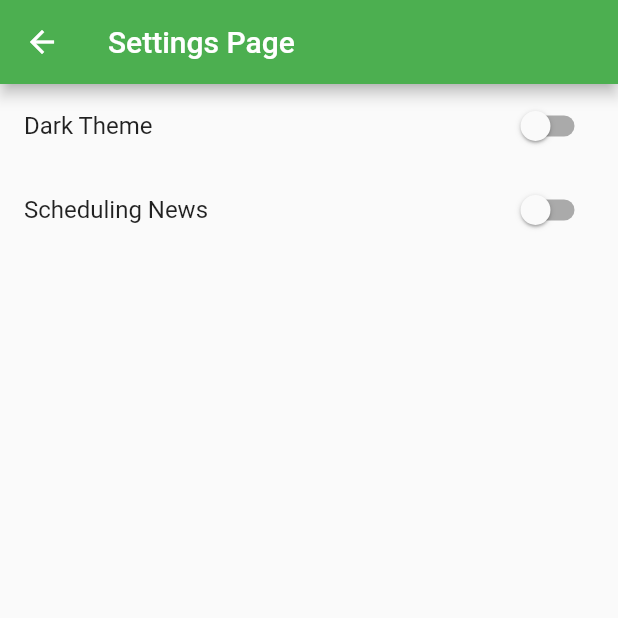
After one commit to fadhlialfarisi46/Flutter_satu_ayat, a Flutter app: the SettingsPage screen opened by its route, on a phone screen of 412 x 824 dp, the top half of it. The commit adds this screen. Run offline on Flutter 3.47's test engine with Material 2 defaults, Android fonts, the phone set to English and light mode, and no system bars; our stand-ins replace flutter_local_notifications, rxdart, screenshot, shared_preferences, sqflite; missing offline and left inert: android_alarm_manager_plus, esys_flutter_share; accounts and stored records are empty; network calls fail.

Commit message:
add custom widget, add settings page, complete notification feature and some adjusment

```diff
--- a/lib/main.dart
+++ b/lib/main.dart
@@ -14,6 +14,7 @@ import 'package:satu_ayat/provider/preferences_provider.dart';
 import 'package:satu_ayat/provider/scheduling_provider.dart';
 import 'package:satu_ayat/ui/detail_page.dart';
 import 'package:satu_ayat/ui/home_page.dart';
+import 'package:satu_ayat/ui/settings_page.dart';
 import 'package:satu_ayat/utils/background_service.dart';
 import 'package:satu_ayat/utils/notification_helper.dart';
 import 'package:shared_preferences/shared_preferences.dart';
@@ -34,7 +35,6 @@ Future<void> main() async {
   if(Platform.isAndroid) {
     await AndroidAlarmManager.initialize();
   }
-
   await _notificationHelper.initNotification(flutterLocalNotificationsPlugin);
 
   runApp(const MyApp());
@@ -65,6 +65,7 @@ class MyApp extends StatelessWidget {
         initialRoute: HomePage.routeName,
         routes: {
           HomePage.routeName: (context) => const HomePage(),
+          SettingsPage.routeName: (context) => const SettingsPage(),
           DetailPage.routeName: (context) {
             final arg = ModalRoute.of(context)?.settings.arguments as Ayat;
             return DetailPage(ayat: arg);
@@ -73,6 +74,4 @@ class MyApp extends StatelessWidget {
       ),
     );
   }
-
-
 }
--- /dev/null
+++ b/lib/ui/settings_page.dart
@@ -0,0 +1,54 @@
+import 'dart:io';
+
+import 'package:flutter/material.dart';
+import 'package:provider/provider.dart';
+
+import '../provider/scheduling_provider.dart';
+import '../widgets/custom_dialog.dart';
+
+class SettingsPage extends StatelessWidget {
+  static const routeName = '/settings_page';
+
+  const SettingsPage({Key? key}) : super(key: key);
+
+  @override
+  Widget build(BuildContext context) {
+    return Scaffold(
+      appBar: AppBar(
+        title: const Text('Settings Page'),
+      ),
+      body: ListView(
+        children: [
+          Material(
+            child: ListTile(
+              title: const Text('Dark Theme'),
+              trailing: Switch.adaptive(
+                value: false,
+                onChanged: (value) => customDialog(context),
+              ),
+            ),
+          ),
+          Material(
+            child: ListTile(
+              title: const Text('Scheduling News'),
+              trailing: Consumer<SchedulingProvider>(
+                builder: (context, scheduled, _) {
+                  return Switch.adaptive(
+                    value: scheduled.isScheduled,
+                    onChanged: (value) async {
+                      if (Platform.isIOS) {
+                        customDialog(context);
+                      } else {
+                        scheduled.scheduleNotification(value);
+                      }
+                    },
+                  );
+                },
+              ),
+            ),
+          ),
+        ],
+      ),
+    );
+  }
+}
--- a/lib/utils/datetime_helper.dart
+++ b/lib/utils/datetime_helper.dart
@@ -5,7 +5,7 @@ class DateTimeHelper {
     // Date and Time Format
     final now = DateTime.now();
     final dateFormat = DateFormat('y/M/d');
-    const timeSpecific = "11:00:00";
+    const timeSpecific = "06:00:00";
     final completeFormat = DateFormat('y/M/d H:m:s');
 
     // Today Format
```
Also changed, not shown: lib/ui/detail_page.dart (+3 -5 lines), lib/ui/home_page.dart (+69 -21 lines), lib/utils/background_service.dart (+3 -4 lines), lib/utils/notification_helper.dart (+28 -19 lines), lib/widgets/custom_dialog.dart (added, +47 -0 lines), lib/widgets/custom_fab.dart (added, +39 -0 lines), lib/widgets/custom_snackbar.dart (added, +9 -0 lines), 1 other file.
